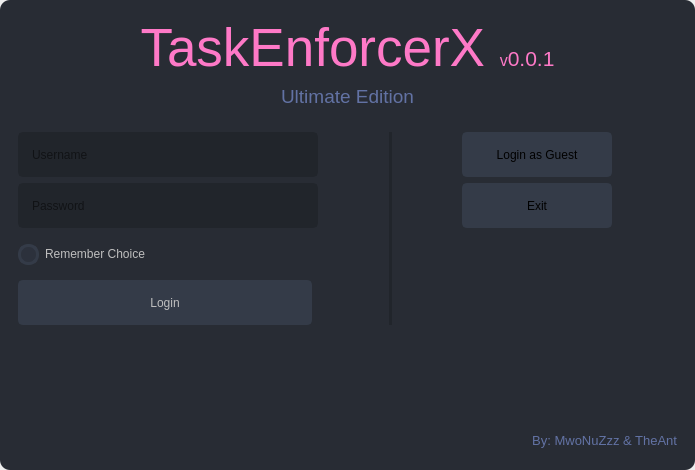
Before: the Qt Designer form gui/ui_files/splash_screen.ui in Jany-M/TaskEX, drawn with Qt 5.
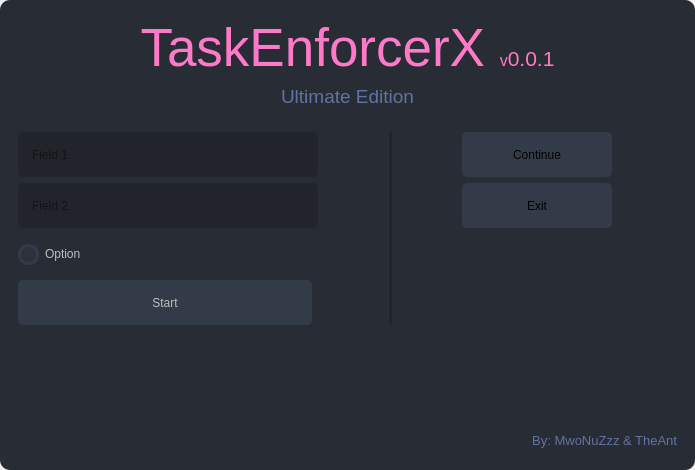
After: the same form once the commit is applied. Icons and pictures are not drawn.

The edit to the form file:
```diff
--- a/gui/ui_files/splash_screen.ui
+++ b/gui/ui_files/splash_screen.ui
@@ -255,7 +255,7 @@
              </size>
             </property>
             <property name="text">
-             <string>Login</string>
+             <string>Start</string>
             </property>
            </widget>
           </item>
@@ -277,7 +277,7 @@
              </size>
             </property>
             <property name="placeholderText">
-             <string>Username</string>
+             <string>Field 1</string>
             </property>
            </widget>
           </item>
@@ -299,7 +299,7 @@
              <enum>QLineEdit::EchoMode::Password</enum>
             </property>
             <property name="placeholderText">
-             <string>Password</string>
+             <string>Field 2</string>
             </property>
            </widget>
           </item>
@@ -315,7 +315,7 @@
              </size>
             </property>
             <property name="text">
-             <string>Remember Choice</string>
+             <string>Option</string>
             </property>
            </widget>
           </item>
@@ -379,7 +379,7 @@
              </size>
             </property>
             <property name="text">
-             <string>Login as Guest</string>
+             <string>Continue</string>
             </property>
            </widget>
           </item>
```
Left out of the diff: 14 changed lines with no effect on the pictures.
